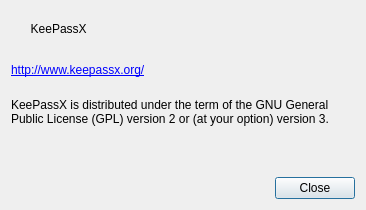
Above: src/gui/AboutDialog.ui from keepassx/keepassx before the change. Below: the same form after it.
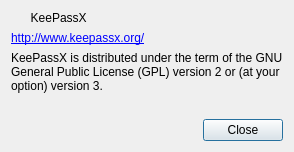
That is the form after the change.

Commit message:
Bug #352 Icon in About dialog clipped
Removed explicitly set "geometry" property from About Dialog.

Diff of the .ui file:
```diff
--- a/src/gui/AboutDialog.ui
+++ b/src/gui/AboutDialog.ui
@@ -2,14 +2,6 @@
 <ui version="4.0">
  <class>AboutDialog</class>
  <widget class="QDialog" name="AboutDialog">
-  <property name="geometry">
-   <rect>
-    <x>0</x>
-    <y>0</y>
-    <width>366</width>
-    <height>210</height>
-   </rect>
-  </property>
   <property name="windowTitle">
    <string>About KeePassX</string>
   </property>
```
